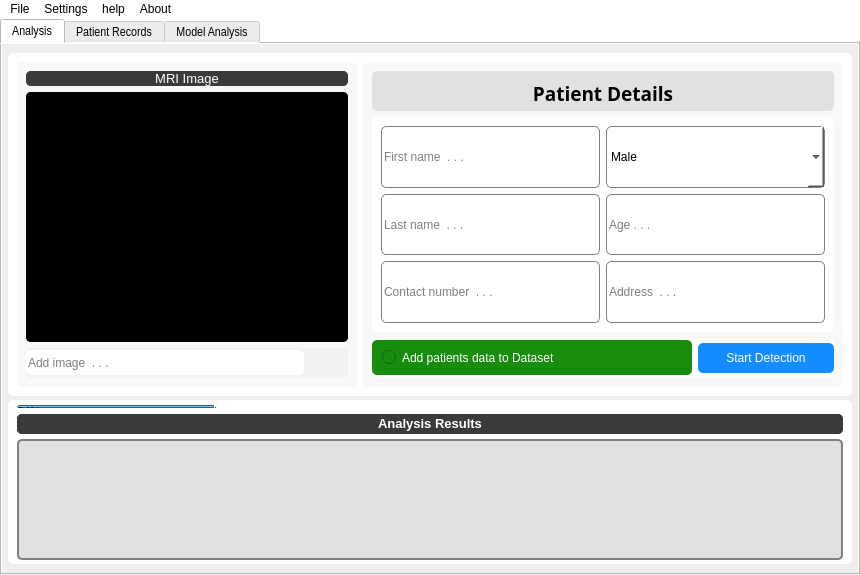
Before: the Qt Designer form uIModule/proto2.ui in Suman196pokhrel/brain_tumor_detection, drawn with Qt 5.
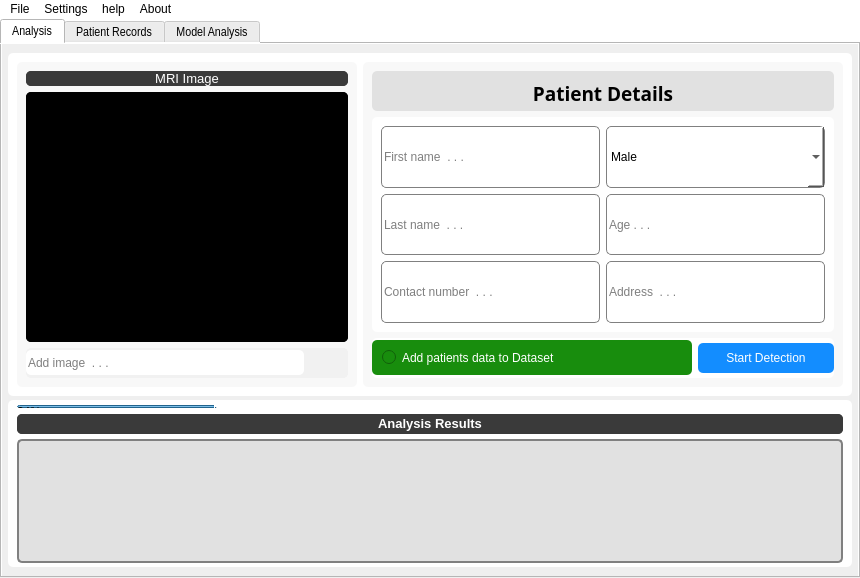
After: the same form once the commit is applied. The open tabs and pages were chosen to show the change. Icons and pictures are not drawn.

```diff
--- a/uIModule/proto2.ui
+++ b/uIModule/proto2.ui
@@ -7,7 +7,7 @@
     <x>0</x>
     <y>0</y>
     <width>860</width>
-    <height>575</height>
+    <height>578</height>
    </rect>
   </property>
   <property name="windowTitle">
```
Left out of the diff: 6 changed lines with no effect on the pictures.
